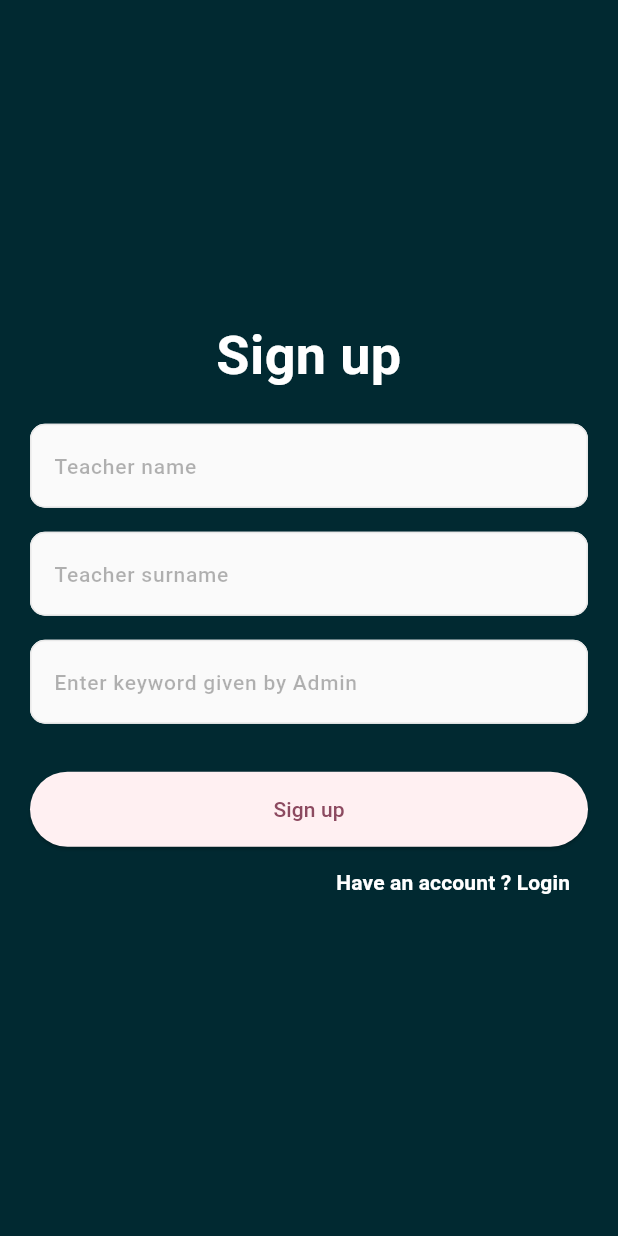
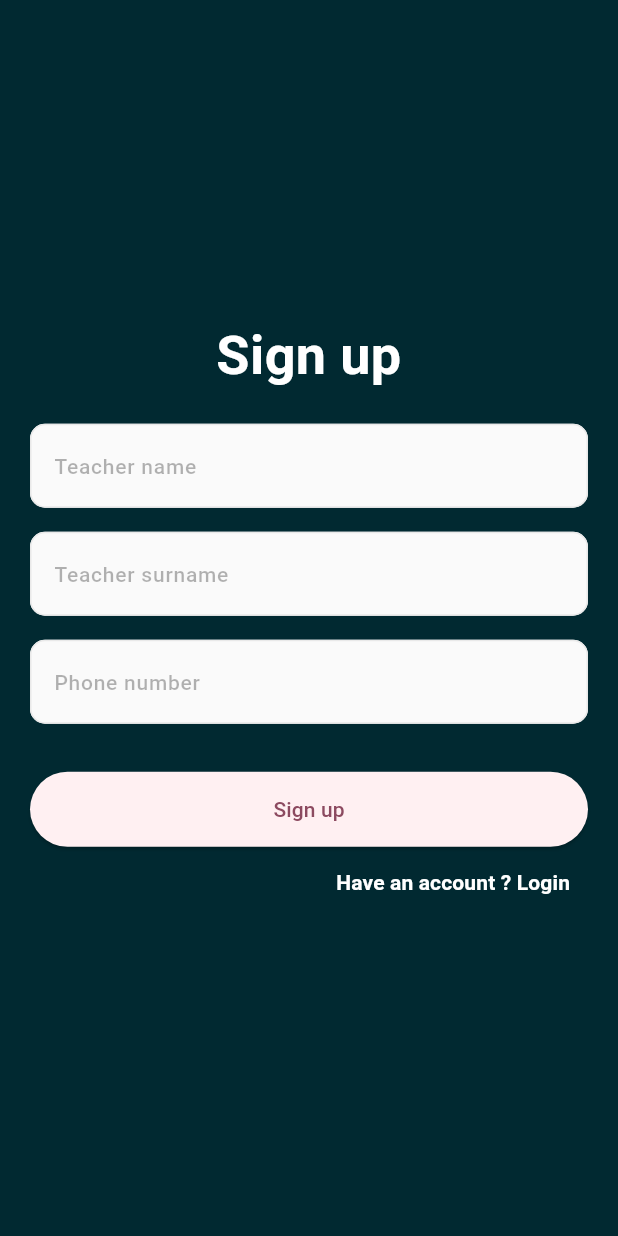
Before and after one commit to CODER-1997/Linguista-Pro, a Flutter app: the SignUp screen opened directly, on a phone screen of 412 x 824 dp. Run offline on Flutter 3.47's test engine with Material 3 defaults, Android fonts, the light colour scheme and no system bars; our stand-ins replace cloud_firestore, firebase_core, font_awesome_flutter, get, get_storage, grouped_list and 4 more; accounts and stored records are empty; Roboto replaces fonts that are missing (Manrope).

Commit message:
login fixed

```diff
--- a/lib/screens/auth/login.dart
+++ b/lib/screens/auth/login.dart
@@ -62,7 +62,7 @@ class Login extends StatelessWidget {
               height: 32,
             ),
             TextFormField(
-              keyboardType: TextInputType.number,
+              keyboardType: TextInputType.phone,
               controller: auth.teacherPassword,
               style: TextStyle(color: Colors.white),
               decoration: InputDecoration(
@@ -85,7 +85,7 @@ class Login extends StatelessWidget {
                   box.write('isLogged', auth.teacherId.text);
                   Get.offAll(AdminHomeScreen());
                 }
-                else  if (auth.teacherId.text == 'Teacher'){
+                else  if (auth.teacherId.text == 'Teacher' || auth.teacherPassword.text.startsWith('+998')){
                   auth.signIn(auth.teacherPassword.text);
                 }
                 else  if (auth.teacherId.text == 'test' && auth.teacherPassword.text =='123'){
--- a/lib/screens/auth/sign_up.dart
+++ b/lib/screens/auth/sign_up.dart
@@ -4,6 +4,7 @@ import 'package:get/get.dart';
 import 'package:get/get_rx/src/rx_types/rx_types.dart';
 import 'package:get_storage/get_storage.dart';
 import 'package:linguista_ios/constants/text_styles.dart';
+import 'package:mask_text_input_formatter/mask_text_input_formatter.dart';
 
 import '../../constants/custom_widgets/FormFieldDecorator.dart';
 import '../../controllers/admin/teachers_controller.dart';
@@ -82,9 +83,15 @@ class SignUp extends StatelessWidget {
             ),
             TextFormField(
                 controller:secretKey ,
-                keyboardType: TextInputType.text,
+                keyboardType: TextInputType.phone,
+                inputFormatters: [
+                  MaskTextInputFormatter(
+                      mask: '+998 ## ### ## ##',
+                      filter: {"#": RegExp(r'[0-9]')},
+                      type: MaskAutoCompletionType.lazy)
+                ],
                 decoration: buildInputDecoratione(
-                    'Enter keyword given by Admin'),
+                    'Phone number'),
                 validator: (value) {
                   if (value!.isEmpty) {
                     return "Maydonlar bo'sh bo'lmasligi kerak";
@@ -97,8 +104,8 @@ class SignUp extends StatelessWidget {
             // test,,,,,,ssss
             ElevatedButton(
               onPressed: () {
-                      if(secretKey.text =='maylikir' && teachersController.TeacherName.text.isNotEmpty && teachersController.TeacherSurname.text.isNotEmpty){
-                        teachersController.addNewTeacher();
+                      if(secretKey.text.toString().isNotEmpty && teachersController.TeacherName.text.isNotEmpty && teachersController.TeacherSurname.text.isNotEmpty){
+                        teachersController.signUpAsTeacher(secretKey.text);
                         Get.offAll(Login());
                         Get.snackbar(
                           duration: Duration(seconds: 5),
```
Also changed, not shown: lib/controllers/admin/teachers_controller.dart (+39 -0 lines).
